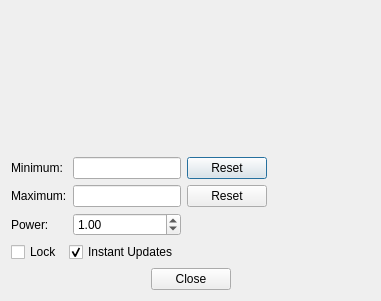
First picture: the form in StatisticsUI/histogramrangeselectiondialog.ui, repository fsoos74/su, before the edit.
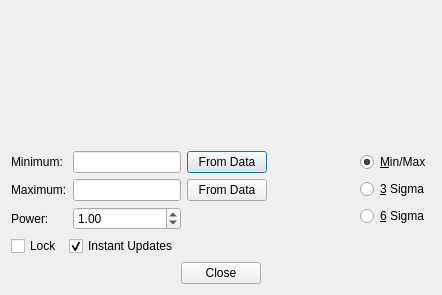
Second picture: the form after the edit. Custom widgets are drawn as their Qt base class.

What changed in the file:
```diff
--- a/StatisticsUI/histogramrangeselectiondialog.ui
+++ b/StatisticsUI/histogramrangeselectiondialog.ui
@@ -6,8 +6,8 @@
    <rect>
     <x>0</x>
     <y>0</y>
-    <width>381</width>
-    <height>301</height>
+    <width>442</width>
+    <height>295</height>
    </rect>
   </property>
   <property name="maximumSize">
@@ -19,7 +19,7 @@
   <property name="windowTitle">
    <string>Dialog</string>
   </property>
-  <layout class="QVBoxLayout" name="verticalLayout">
+  <layout class="QVBoxLayout" name="verticalLayout_2">
    <item>
     <widget class="HistogramWidget" name="histogramWidget" native="true">
      <property name="sizePolicy">
@@ -60,7 +60,7 @@
        <item row="0" column="2">
         <widget class="QPushButton" name="pbResetMinimum">
          <property name="text">
-          <string>Reset</string>
+          <string>From Data</string>
          </property>
         </widget>
        </item>
@@ -84,7 +84,7 @@
        <item row="1" column="2">
         <widget class="QPushButton" name="pbResetMaximum">
          <property name="text">
-          <string>Reset</string>
+          <string>From Data</string>
          </property>
         </widget>
        </item>
@@ -126,6 +126,37 @@
        </property>
       </spacer>
      </item>
+     <item>
+      <layout class="QVBoxLayout" name="verticalLayout">
+       <item>
+        <widget class="QRadioButton" name="rbMinMax">
+         <property name="text">
+          <string>&amp;Min/Max</string>
+         </property>
+         <property name="checked">
+          <bool>true</bool>
+         </property>
+        </widget>
+       </item>
+       <item>
+        <widget class="QRadioButton" name="rb3Sigma">
+         <property name="text">
+          <string>&amp;3 Sigma</string>
+         </property>
+         <property name="checked">
+          <bool>false</bool>
+         </property>
+        </widget>
+       </item>
+       <item>
+        <widget class="QRadioButton" name="rb6Sigma">
+         <property name="text">
+          <string>&amp;6 Sigma</string>
+         </property>
+        </widget>
+       </item>
+      </layout>
+     </item>
     </layout>
    </item>
    <item>
```
